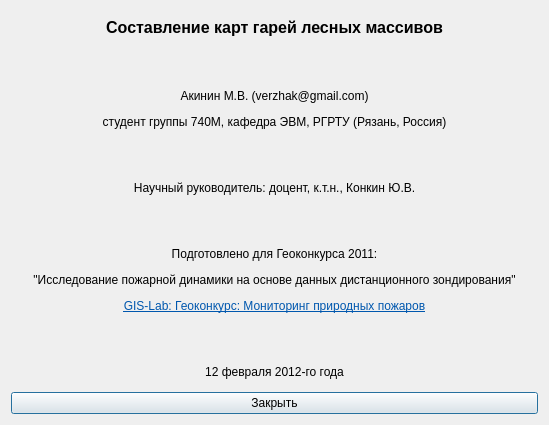
verzhak/sfire, file resources/dialog/about.ui: the form before one commit.
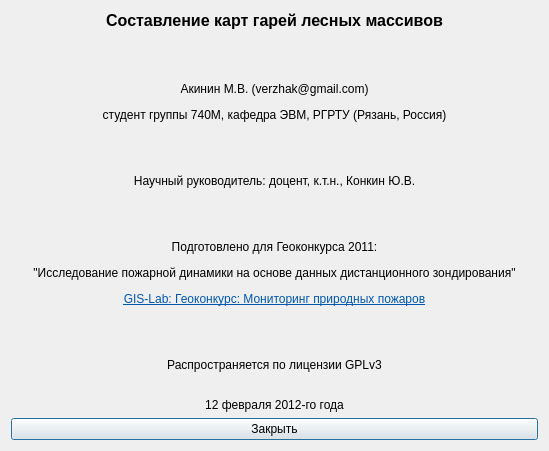
The form after the commit.

```diff
--- a/resources/dialog/about.ui
+++ b/resources/dialog/about.ui
@@ -10,7 +10,7 @@
     <x>0</x>
     <y>0</y>
     <width>549</width>
-    <height>425</height>
+    <height>431</height>
    </rect>
   </property>
   <property name="windowTitle">
@@ -20,7 +20,7 @@
    <item row="0" column="0">
     <widget class="QLabel" name="label">
      <property name="text">
-      <string>&lt;html&gt;&lt;head/&gt;&lt;body&gt;&lt;p align=&quot;center&quot;&gt;&lt;span style=&quot; font-size:12pt; font-weight:600;&quot;&gt;Составление карт гарей лесных массивов&lt;/span&gt;&lt;/p&gt;&lt;p align=&quot;center&quot;&gt;&lt;br/&gt;&lt;/p&gt;&lt;p align=&quot;center&quot;&gt;Акинин М.В. (verzhak@gmail.com)&lt;/p&gt;&lt;p align=&quot;center&quot;&gt;студент группы 740М, кафедра ЭВМ, РГРТУ (Рязань, Россия)&lt;/p&gt;&lt;p align=&quot;center&quot;&gt;&lt;br/&gt;&lt;/p&gt;&lt;p align=&quot;center&quot;&gt;Научный руководитель: доцент, к.т.н., Конкин Ю.В.&lt;/p&gt;&lt;p align=&quot;center&quot;&gt;&lt;br/&gt;&lt;/p&gt;&lt;p align=&quot;center&quot;&gt;Подготовлено для Геоконкурса 2011:&lt;/p&gt;&lt;p align=&quot;center&quot;&gt;&amp;quot;Исследование пожарной динамики на основе данных дистанционного зондирования&amp;quot;&lt;/p&gt;&lt;p align=&quot;center&quot;&gt;&lt;a href=&quot;http://gis-lab.info/projects/geokonkurs2011/index.html&quot;&gt;&lt;span style=&quot; text-decoration: underline; color:#0057ae;&quot;&gt;GIS-Lab: Геоконкурс: Мониторинг природных пожаров&lt;/span&gt;&lt;/a&gt;&lt;/p&gt;&lt;p align=&quot;center&quot;&gt;&lt;br/&gt;&lt;/p&gt;&lt;p align=&quot;center&quot;&gt;12 февраля 2012-го года&lt;/p&gt;&lt;/body&gt;&lt;/html&gt;</string>
+      <string>&lt;html&gt;&lt;head/&gt;&lt;body&gt;&lt;p align=&quot;center&quot;&gt;&lt;span style=&quot; font-size:12pt; font-weight:600;&quot;&gt;Составление карт гарей лесных массивов&lt;/span&gt;&lt;/p&gt;&lt;p align=&quot;center&quot;&gt;&lt;br/&gt;&lt;/p&gt;&lt;p align=&quot;center&quot;&gt;Акинин М.В. (verzhak@gmail.com)&lt;/p&gt;&lt;p align=&quot;center&quot;&gt;студент группы 740М, кафедра ЭВМ, РГРТУ (Рязань, Россия)&lt;/p&gt;&lt;p align=&quot;center&quot;&gt;&lt;br/&gt;&lt;/p&gt;&lt;p align=&quot;center&quot;&gt;Научный руководитель: доцент, к.т.н., Конкин Ю.В.&lt;/p&gt;&lt;p align=&quot;center&quot;&gt;&lt;br/&gt;&lt;/p&gt;&lt;p align=&quot;center&quot;&gt;Подготовлено для Геоконкурса 2011:&lt;/p&gt;&lt;p align=&quot;center&quot;&gt;&amp;quot;Исследование пожарной динамики на основе данных дистанционного зондирования&amp;quot;&lt;/p&gt;&lt;p align=&quot;center&quot;&gt;&lt;a href=&quot;http://gis-lab.info/projects/geokonkurs2011/index.html&quot;&gt;&lt;span style=&quot; text-decoration: underline; color:#0057ae;&quot;&gt;GIS-Lab: Геоконкурс: Мониторинг природных пожаров&lt;/span&gt;&lt;/a&gt;&lt;/p&gt;&lt;p align=&quot;center&quot;&gt;&lt;br/&gt;&lt;/p&gt;&lt;p align=&quot;center&quot;&gt;Распространяется по лицензии GPLv3&lt;br/&gt;&lt;/p&gt;&lt;p align=&quot;center&quot;&gt;12 февраля 2012-го года&lt;/p&gt;&lt;/body&gt;&lt;/html&gt;</string>
      </property>
     </widget>
    </item>
```
